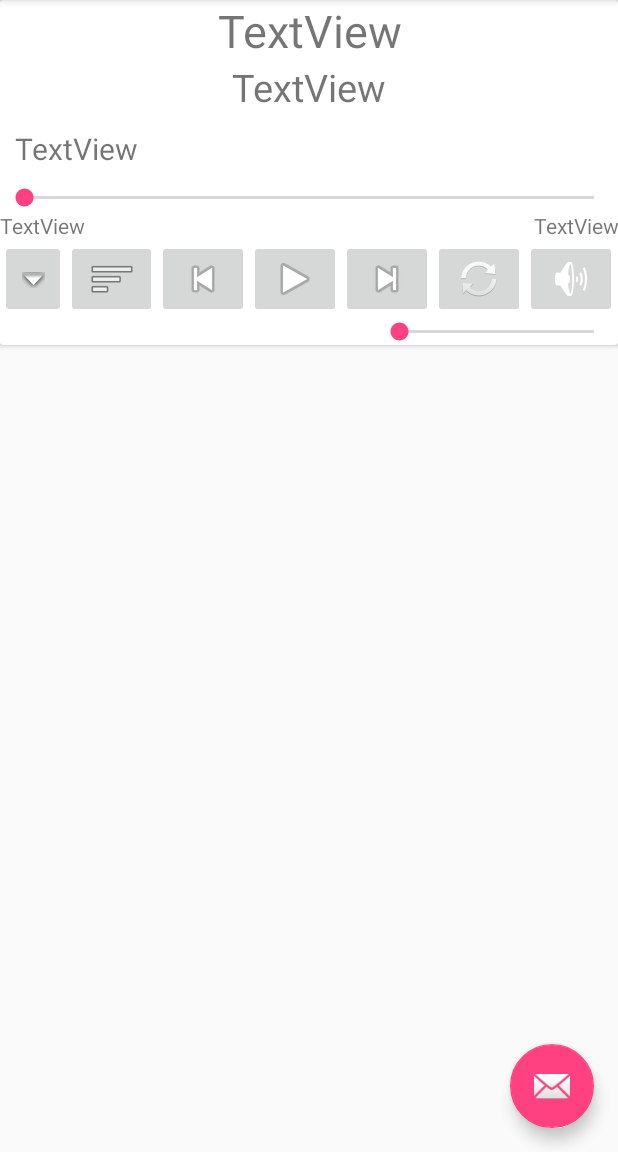
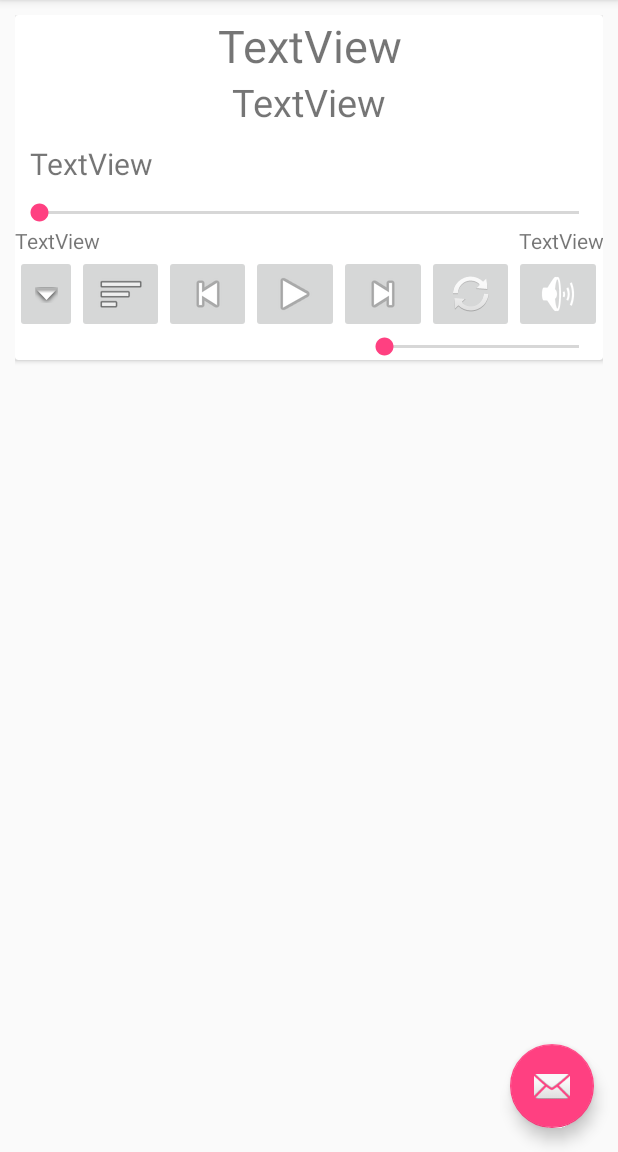
Before and after one commit to lili668668/MyPlayer, an Android app: the screen it shows after launch (MainActivity), on a phone screen of 412 x 824 dp, the part 84-1236 px from its top. Run offline under Robolectric (Android 15) with nearby library versions, the phone set to English and light mode, and no system bars.

Commit message:
Set layout

```diff
--- a/app/src/main/res/layout/content_main.xml
+++ b/app/src/main/res/layout/content_main.xml
@@ -6,6 +6,7 @@
     android:id="@+id/content_main"
     android:layout_width="match_parent"
     android:layout_height="match_parent"
+    android:padding="@dimen/player_margin"
     app:layout_behavior="@string/appbar_scrolling_view_behavior"
     tools:context="com.ballfish.yin.player2.MainActivity"
     tools:showIn="@layout/activity_main">
--- a/app/src/main/res/values/dimens.xml
+++ b/app/src/main/res/values/dimens.xml
@@ -7,4 +7,5 @@
     <dimen name="music_title">25sp</dimen>
     <dimen name="containt">20sp</dimen>
     <dimen name="containt_padding">10sp</dimen>
+    <dimen name="player_margin">10sp</dimen>
 </resources>
```
